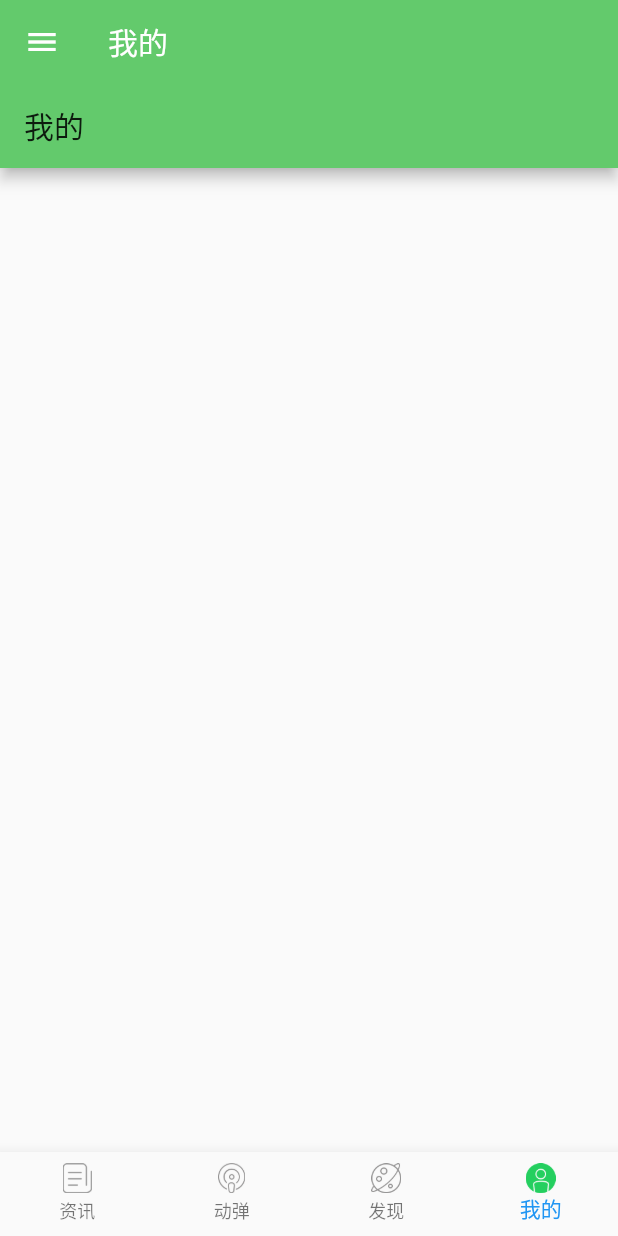
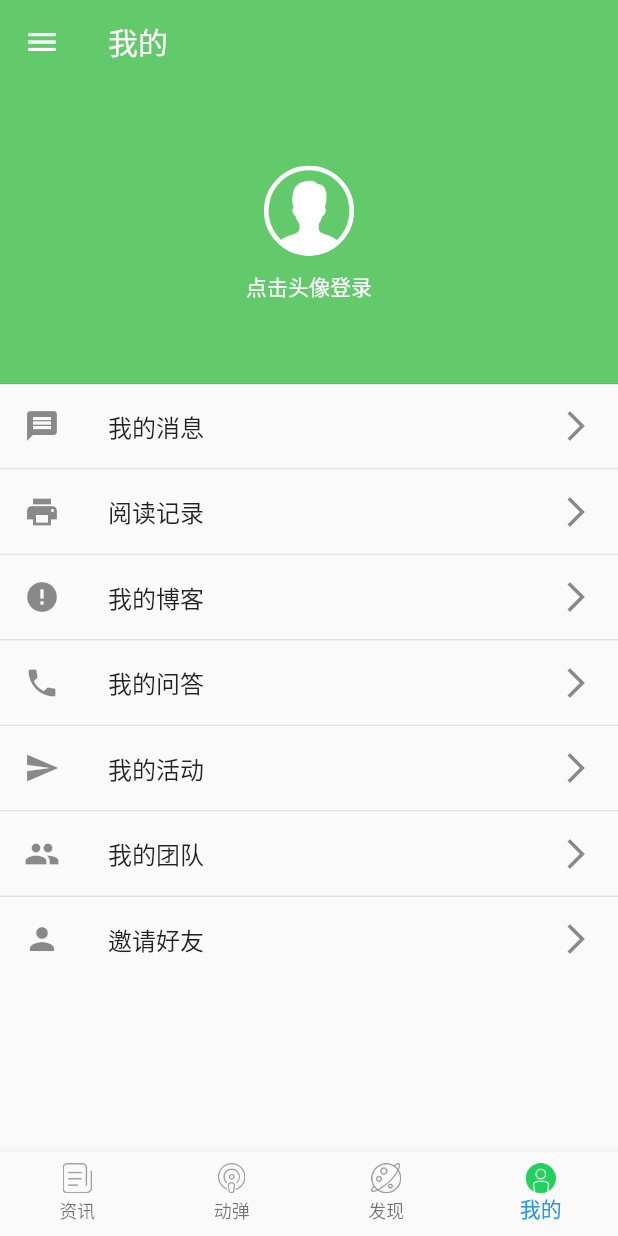
Before and after one commit to keeponZhang/flutter_osc_client, a Flutter app: the screen it shows after launch, swiped to page 4, on a phone screen of 412 x 824 dp. Run offline on Flutter 3.47's test engine with Material 2 defaults, Android fonts, the phone set to English and light mode, and no system bars; our stand-ins replace event_bus, shared_preferences; missing offline and left inert: flutter_webview_plugin.

Commit message:
登录页面

```diff
--- /dev/null
+++ b/lib/common/event_bus.dart
@@ -0,0 +1,7 @@
+
+import 'package:event_bus/event_bus.dart';
+
+EventBus eventBus = EventBus();
+
+class LoginEvent{}
+class LogoutEvent{}
--- a/lib/home_page.dart
+++ b/lib/home_page.dart
@@ -23,7 +23,7 @@ class _HomePageState extends State<HomePage> {
   List<Widget> _pages;
   PageController _pageController;
 
-  //TODO 在initState()方法中写初始化，必须重新运行Run 不能用热重载
+  /// 在initState()方法中写初始化，必须重新运行Run 不能用热重载
   @override
   void initState() {
     super.initState();
@@ -65,7 +65,7 @@ class _HomePageState extends State<HomePage> {
 
   @override
   Widget build(BuildContext context) {
-    //SafeArea 可以适配刘海屏等异形屏
+    //嵌套SafeArea 可以适配刘海屏等异形屏
     return Scaffold(
       appBar: AppBar(
         //阴影
--- a/lib/pages/drawer_settings.dart
+++ b/lib/pages/drawer_settings.dart
@@ -11,6 +11,11 @@ class _DrawerSettingPageState extends State<DrawerSettingPage> {
     return Scaffold(
 
       appBar: AppBar(
+        //显示左侧的小箭头 默认true 显示
+        automaticallyImplyLeading: true,
+        iconTheme: IconThemeData(
+          color: Colors.white,
+        ) ,
         title: Text(
             "设置"
         ),
--- a/lib/pages/home_profile_page.dart
+++ b/lib/pages/home_profile_page.dart
@@ -1,4 +1,7 @@
 import 'package:flutter/material.dart';
+import 'package:flutter_osc_client/common/event_bus.dart';
+import 'package:flutter_osc_client/constants/constants.dart' show AppColors;
+import 'package:flutter_osc_client/pages/login_web_page.dart';
 
 class HomeProfilePage extends StatefulWidget {
   @override
@@ -6,11 +9,129 @@ class HomeProfilePage extends StatefulWidget {
 }
 
 class _HomeProfilePageState extends State<HomeProfilePage> {
+  //标题
+  List menuTitles = [
+    '我的消息',
+    '阅读记录',
+    '我的博客',
+    '我的问答',
+    '我的活动',
+    '我的团队',
+    '邀请好友',
+  ];
+
+  //图标
+  List menuIcons = [
+    Icons.message,
+    Icons.print,
+    Icons.error,
+    Icons.phone,
+    Icons.send,
+    Icons.people,
+    Icons.person,
+  ];
+
+  //用MethodChannel 调原生代码
+
+  String userAvatar;
+  String userName;
+
+  @override
+  void initState() {
+    super.initState();
+    //尝试显示用户信息
+    _showUserInfo();
+    //登录成功显示用户信息
+    eventBus.on<LoginEvent>().listen((event) {
+
+
+    });
+
+    //退出登录清除用户信息
+    eventBus.on<LogoutEvent>().listen((event) {
+
+
+    });
+  }
+
+  _showUserInfo() {}
+
+  _login() async {
+    var result = Navigator.of(context)
+        .push(MaterialPageRoute(builder: (context) => LoginWebPage()));
+    // ignore: unrelated_type_equality_checks
+    if (result != null && result == 'login_success_refresh') {
+      //登录成功
+      eventBus.fire(LoginEvent());
+    }
+  }
+
   @override
   Widget build(BuildContext context) {
-    return Scaffold(
-      appBar: AppBar(
-        title: Text('我的'),
+    return ListView.separated(
+        itemBuilder: (context, index) {
+          if (index == 0) {
+            return buildHeader();
+          }
+          index -= 1;
+          return ListTile(
+            leading: Icon(menuIcons[index]),
+            title: Text(menuTitles[index]),
+            trailing: Icon(Icons.arrow_forward_ios),
+            onTap: () {},
+          );
+        },
+        separatorBuilder: (context, index) {
+          if (index == 0) {
+            return Divider(
+              height: 0.0,
+            );
+          } else {
+            return Divider(
+              height: 1.0,
+            );
+          }
+        },
+        itemCount: menuTitles.length + 1);
+  }
+
+  //设置头像
+  Container buildHeader() {
+    return Container(
+      height: 200.0,
+      color: Color(AppColors.APP_THEME),
+      child: Center(
+        child: Column(
+          mainAxisAlignment: MainAxisAlignment.center,
+          children: <Widget>[
+            //头像
+            GestureDetector(
+              child: Container(
+                width: 60.0,
+                height: 60.0,
+                decoration: BoxDecoration(
+                  shape: BoxShape.circle,
+                  border: Border.all(color: Colors.white, width: 2.0),
+                  image: DecorationImage(
+                    image: AssetImage('assets/images/ic_avatar_default.png'),
+                    fit: BoxFit.cover,
+                  ),
+                ),
+              ),
+              onTap: () {
+                _login();
+              },
+            ),
+            SizedBox(
+              height: 10.0,
+            ),
+            //用户名
+            Text(
+              '点击头像登录',
+              style: TextStyle(color: Colors.white),
+            )
+          ],
+        ),
       ),
     );
   }
```
Also changed, not shown: lib/constants/constants.dart (+25 -0 lines), lib/pages/login_web_page.dart (added, +105 -0 lines), lib/utils/data_utils.dart (added, +51 -0 lines), lib/utils/net_utils.dart (added, +27 -0 lines), lib/widget/my_drawer.dart (+15 -1 lines), pubspec.yaml (+6 -2 lines), pubspec.lock, 4 other files.
